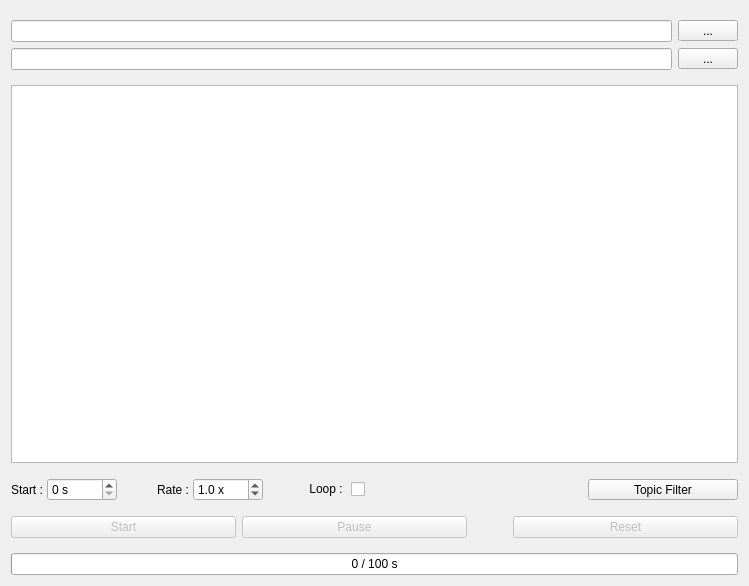
Above: ui/player.ui from yyamazaki933/rosbag_player before the change. Below: the same form after it.
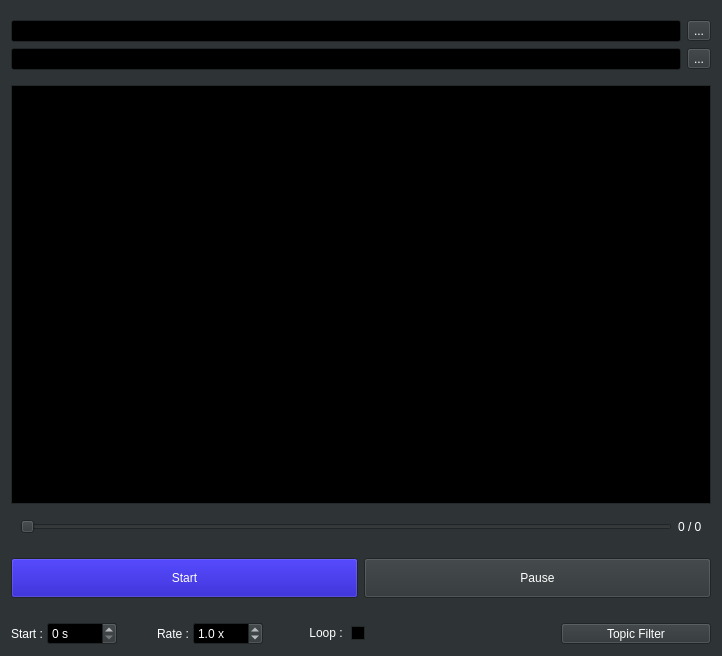
That is the form after the change.

The edit to the form file:
```diff
--- a/ui/player.ui
+++ b/ui/player.ui
@@ -6,31 +6,529 @@
    <rect>
     <x>0</x>
     <y>0</y>
-    <width>749</width>
-    <height>586</height>
+    <width>722</width>
+    <height>656</height>
    </rect>
   </property>
+  <property name="palette">
+   <palette>
+    <active>
+     <colorrole role="WindowText">
+      <brush brushstyle="SolidPattern">
+       <color alpha="255">
+        <red>255</red>
+        <green>255</green>
+        <blue>255</blue>
+       </color>
+      </brush>
+     </colorrole>
+     <colorrole role="Button">
+      <brush brushstyle="SolidPattern">
+       <color alpha="255">
+        <red>46</red>
+        <green>52</green>
+        <blue>54</blue>
+       </color>
+      </brush>
+     </colorrole>
+     <colorrole role="Light">
+      <brush brushstyle="SolidPattern">
+       <color alpha="255">
+        <red>127</red>
+        <green>131</green>
+        <blue>124</blue>
+       </color>
+      </brush>
+     </colorrole>
+     <colorrole role="Midlight">
+      <brush brushstyle="SolidPattern">
+       <color alpha="255">
+        <red>106</red>
+        <green>109</green>
+        <blue>103</blue>
+       </color>
+      </brush>
+     </colorrole>
+     <colorrole role="Dark">
+      <brush brushstyle="SolidPattern">
+       <color alpha="255">
+        <red>42</red>
+        <green>43</green>
+        <blue>41</blue>
+       </color>
+      </brush>
+     </colorrole>
+     <colorrole role="Mid">
+      <brush brushstyle="SolidPattern">
+       <color alpha="255">
+        <red>56</red>
+        <green>58</green>
+        <blue>55</blue>
+       </color>
+      </brush>
+     </colorrole>
+     <colorrole role="Text">
+      <brush brushstyle="SolidPattern">
+       <color alpha="255">
+        <red>255</red>
+        <green>255</green>
+        <blue>255</blue>
+       </color>
+      </brush>
+     </colorrole>
+     <colorrole role="BrightText">
+      <brush brushstyle="SolidPattern">
+       <color alpha="255">
+        <red>255</red>
+        <green>255</green>
+        <blue>255</blue>
+       </color>
+      </brush>
+     </colorrole>
+     <colorrole role="ButtonText">
+      <brush brushstyle="SolidPattern">
+       <color alpha="255">
+        <red>255</red>
+        <green>255</green>
+        <blue>255</blue>
+       </color>
+      </brush>
+     </colorrole>
+     <colorrole role="Base">
+      <brush brushstyle="SolidPattern">
+       <color alpha="255">
+        <red>0</red>
+        <green>0</green>
+        <blue>0</blue>
+       </color>
+      </brush>
+     </colorrole>
+     <colorrole role="Window">
+      <brush brushstyle="SolidPattern">
+       <color alpha="255">
+        <red>46</red>
+        <green>52</green>
+        <blue>54</blue>
+       </color>
+      </brush>
+     </colorrole>
+     <colorrole role="Shadow">
+      <brush brushstyle="SolidPattern">
+       <color alpha="255">
+        <red>0</red>
+        <green>0</green>
+        <blue>0</blue>
+       </color>
+      </brush>
+     </colorrole>
+     <colorrole role="AlternateBase">
+      <brush brushstyle="SolidPattern">
+       <color alpha="255">
+        <red>42</red>
+        <green>43</green>
+        <blue>41</blue>
+       </color>
+      </brush>
+     </colorrole>
+     <colorrole role="ToolTipBase">
+      <brush brushstyle="SolidPattern">
+       <color alpha="255">
+        <red>255</red>
+        <green>255</green>
+        <blue>220</blue>
+       </color>
+      </brush>
+     </colorrole>
+     <colorrole role="ToolTipText">
+      <brush brushstyle="SolidPattern">
+       <color alpha="255">
+        <red>0</red>
+        <green>0</green>
+        <blue>0</blue>
+       </color>
+      </brush>
+     </colorrole>
+     <colorrole role="PlaceholderText">
+      <brush brushstyle="SolidPattern">
+       <color alpha="128">
+        <red>255</red>
+        <green>255</green>
+        <blue>255</blue>
+       </color>
+      </brush>
+     </colorrole>
+    </active>
+    <inactive>
+     <colorrole role="WindowText">
+      <brush brushstyle="SolidPattern">
+       <color alpha="255">
+        <red>255</red>
+        <green>255</green>
+        <blue>255</blue>
+       </color>
+      </brush>
+     </colorrole>
+     <colorrole role="Button">
+      <brush brushstyle="SolidPattern">
+       <color alpha="255">
+        <red>46</red>
+        <green>52</green>
+        <blue>54</blue>
+       </color>
+      </brush>
+     </colorrole>
+     <colorrole role="Light">
+      <brush brushstyle="SolidPattern">
+       <color alpha="255">
+        <red>127</red>
+        <green>131</green>
+        <blue>124</blue>
+       </color>
+      </brush>
+     </colorrole>
+     <colorrole role="Midlight">
+      <brush brushstyle="SolidPattern">
+       <color alpha="255">
+        <red>106</red>
+        <green>109</green>
+        <blue>103</blue>
+       </color>
+      </brush>
+     </colorrole>
+     <colorrole role="Dark">
+      <brush brushstyle="SolidPattern">
+       <color alpha="255">
+        <red>42</red>
+        <green>43</green>
+        <blue>41</blue>
+       </color>
+      </brush>
+     </colorrole>
+     <colorrole role="Mid">
+      <brush brushstyle="SolidPattern">
+       <color alpha="255">
+        <red>56</red>
+        <green>58</green>
+        <blue>55</blue>
+       </color>
+      </brush>
+     </colorrole>
+     <colorrole role="Text">
+      <brush brushstyle="SolidPattern">
+       <color alpha="255">
+        <red>255</red>
+        <green>255</green>
+        <blue>255</blue>
+       </color>
+      </brush>
+     </colorrole>
+     <colorrole role="BrightText">
+      <brush brushstyle="SolidPattern">
+       <color alpha="255">
+        <red>255</red>
+        <green>255</green>
+        <blue>255</blue>
+       </color>
+      </brush>
+     </colorrole>
+     <colorrole role="ButtonText">
+      <brush brushstyle="SolidPattern">
+       <color alpha="255">
+        <red>255</red>
+        <green>255</green>
+        <blue>255</blue>
+       </color>
+      </brush>
+     </colorrole>
+     <colorrole role="Base">
+      <brush brushstyle="SolidPattern">
+       <color alpha="255">
+        <red>0</red>
+        <green>0</green>
+        <blue>0</blue>
+       </color>
+      </brush>
+     </colorrole>
+     <colorrole role="Window">
+      <brush brushstyle="SolidPattern">
+       <color alpha="255">
+        <red>46</red>
+        <green>52</green>
+        <blue>54</blue>
+       </color>
+      </brush>
+     </colorrole>
+     <colorrole role="Shadow">
+      <brush brushstyle="SolidPattern">
+       <color alpha="255">
+        <red>0</red>
+        <green>0</green>
+        <blue>0</blue>
+       </color>
+      </brush>
+     </colorrole>
+     <colorrole role="AlternateBase">
+      <brush brushstyle="SolidPattern">
+       <color alpha="255">
+        <red>42</red>
+        <green>43</green>
+        <blue>41</blue>
+       </color>
+      </brush>
+     </colorrole>
+     <colorrole role="ToolTipBase">
+      <brush brushstyle="SolidPattern">
+       <color alpha="255">
+        <red>255</red>
+        <green>255</green>
+        <blue>220</blue>
+       </color>
+      </brush>
+     </colorrole>
+     <colorrole role="ToolTipText">
+      <brush brushstyle="SolidPattern">
+       <color alpha="255">
+        <red>0</red>
+        <green>0</green>
+        <blue>0</blue>
+       </color>
+      </brush>
+     </colorrole>
+     <colorrole role="PlaceholderText">
+      <brush brushstyle="SolidPattern">
+       <color alpha="128">
+        <red>255</red>
+        <green>255</green>
+        <blue>255</blue>
+       </color>
+      </brush>
+     </colorrole>
+    </inactive>
+    <disabled>
+     <colorrole role="WindowText">
+      <brush brushstyle="SolidPattern">
+       <color alpha="255">
+        <red>136</red>
+        <green>138</green>
+        <blue>133</blue>
+       </color>
+      </brush>
+     </colorrole>
+     <colorrole role="Button">
+      <brush brushstyle="SolidPattern">
+       <color alpha="255">
+        <red>46</red>
+        <green>52</green>
+        <blue>54</blue>
+       </color>
+      </brush>
+     </colorrole>
+     <colorrole role="Light">
+      <brush brushstyle="SolidPattern">
+       <color alpha="255">
+        <red>127</red>
+        <green>131</green>
+        <blue>124</blue>
+       </color>
+      </brush>
+     </colorrole>
+     <colorrole role="Midlight">
+      <brush brushstyle="SolidPattern">
+       <color alpha="255">
+        <red>106</red>
+        <green>109</green>
+        <blue>103</blue>
+       </color>
+      </brush>
+     </colorrole>
+     <colorrole role="Dark">
+      <brush brushstyle="SolidPattern">
+       <color alpha="255">
+        <red>42</red>
+        <green>43</green>
+        <blue>41</blue>
+       </color>
+      </brush>
+     </colorrole>
+     <colorrole role="Mid">
+      <brush brushstyle="SolidPattern">
+       <color alpha="255">
+        <red>56</red>
+        <green>58</green>
+        <blue>55</blue>
+       </color>
+      </brush>
+     </colorrole>
+     <colorrole role="Text">
+      <brush brushstyle="SolidPattern">
+       <color alpha="255">
+        <red>136</red>
+        <green>138</green>
+        <blue>133</blue>
+       </color>
+      </brush>
+     </colorrole>
+     <colorrole role="BrightText">
+      <brush brushstyle="SolidPattern">
+       <color alpha="255">
+        <red>255</red>
+        <green>255</green>
+        <blue>255</blue>
+       </color>
+      </brush>
+     </colorrole>
+     <colorrole role="ButtonText">
+      <brush brushstyle="SolidPattern">
+       <color alpha="255">
+        <red>136</red>
+        <green>138</green>
+        <blue>133</blue>
+       </color>
+      </brush>
+     </colorrole>
+     <colorrole role="Base">
+      <brush brushstyle="SolidPattern">
+       <color alpha="255">
+        <red>46</red>
+        <green>52</green>
+        <blue>54</blue>
+       </color>
+      </brush>
+     </colorrole>
+     <colorrole role="Window">
+      <brush brushstyle="SolidPattern">
+       <color alpha="255">
+        <red>46</red>
+        <green>52</green>
+        <blue>54</blue>
+       </color>
+      </brush>
+     </colorrole>
+     <colorrole role="Shadow">
+      <brush brushstyle="SolidPattern">
+       <color alpha="255">
+        <red>0</red>
+        <green>0</green>
+        <blue>0</blue>
+       </color>
+      </brush>
+     </colorrole>
+     <colorrole role="AlternateBase">
+      <brush brushstyle="SolidPattern">
+       <color alpha="255">
+        <red>85</red>
+        <green>87</green>
+        <blue>83</blue>
+       </color>
+      </brush>
+     </colorrole>
+     <colorrole role="ToolTipBase">
+      <brush brushstyle="SolidPattern">
+       <color alpha="255">
+        <red>255</red>
+        <green>255</green>
+        <blue>220</blue>
+       </color>
+      </brush>
+     </colorrole>
+     <colorrole role="ToolTipText">
+      <brush brushstyle="SolidPattern">
+       <color alpha="255">
+        <red>0</red>
+        <green>0</green>
+        <blue>0</blue>
+       </color>
+      </brush>
+     </colorrole>
+     <colorrole role="PlaceholderText">
+      <brush brushstyle="SolidPattern">
+       <color alpha="128">
+        <red>255</red>
+        <green>255</green>
+        <blue>255</blue>
+       </color>
+      </brush>
+     </colorrole>
+    </disabled>
+   </palette>
+  </property>
   <property name="windowTitle">
    <string>Rosbag Player</string>
   </property>
   <layout class="QGridLayout" name="gridLayout">
+   <item row="0" column="3">
+    <widget class="QWidget" name="widget_2" native="true">
+     <layout class="QGridLayout" name="gridLayout_3">
+      <property name="leftMargin">
+       <number>0</number>
+      </property>
+      <property name="rightMargin">
+       <number>0</number>
+      </property>
+      <item row="1" column="2">
+       <widget class="QToolButton" name="pb_path">
+        <property name="text">
+         <string>...</string>
+        </property>
+       </widget>
+      </item>
+      <item row="0" column="2">
+       <widget class="QToolButton" name="pb_bag">
+        <property name="text">
+         <string>...</string>
+        </property>
+       </widget>
+      </item>
+      <item row="0" column="1">
+       <widget class="QLineEdit" name="le_bag">
+        <property name="sizePolicy">
+         <sizepolicy hsizetype="Preferred" vsizetype="Fixed">
+          <horstretch>0</horstretch>
+          <verstretch>0</verstretch>
+         </sizepolicy>
+        </property>
+        <property name="text">
+         <string/>
+        </property>
+       </widget>
+      </item>
+      <item row="1" column="1">
+       <widget class="QLineEdit" name="le_path">
+        <property name="sizePolicy">
+         <sizepolicy hsizetype="Preferred" vsizetype="Fixed">
+          <horstretch>0</horstretch>
+          <verstretch>0</verstretch>
+         </sizepolicy>
+        </property>
+        <property name="text">
+         <string/>
+        </property>
+       </widget>
+      </item>
+     </layout>
+    </widget>
+   </item>
+   <item row="6" column="3">
+    <widget class="QWidget" name="widget_4" native="true">
+     <layout class="QHBoxLayout" name="horizontalLayout_2">
+      <item>
+       <widget class="QSlider" name="slider">
+        <property name="orientation">
+         <enum>Qt::Horizontal</enum>
+        </property>
+       </widget>
+      </item>
+      <item>
+       <widget class="QLabel" name="label_time">
+        <property name="text">
+         <string>0 / 0</string>
+        </property>
+       </widget>
+      </item>
+     </layout>
+    </widget>
+   </item>
    <item row="9" column="3">
-    <widget class="QProgressBar" name="progress">
-     <property name="sizePolicy">
-      <sizepolicy hsizetype="Preferred" vsizetype="Fixed">
-       <horstretch>0</horstretch>
-       <verstretch>0</verstretch>
-      </sizepolicy>
-     </property>
-     <property name="value">
-      <number>0</number>
-     </property>
-     <property name="format">
-      <string>%v / %m s</string>
-     </property>
-    </widget>
-   </item>
-   <item row="5" column="3">
     <widget class="QWidget" name="widget_3" native="true">
      <layout class="QHBoxLayout" name="horizontalLayout">
       <property name="spacing">
@@ -186,7 +684,7 @@
      </layout>
     </widget>
    </item>
-   <item row="7" column="3">
+   <item row="8" column="3">
     <widget class="QWidget" name="widget" native="true">
      <layout class="QGridLayout" name="gridLayout_2">
       <property name="leftMargin">
@@ -197,8 +695,11 @@
       </property>
       <item row="3" column="1">
        <widget class="QPushButton" name="pb_pause">
-        <property name="enabled">
-         <bool>false</bool>
+        <property name="minimumSize">
+         <size>
+          <width>200</width>
+          <height>40</height>
+         </size>
         </property>
         <property name="text">
          <string>Pause</string>
@@ -207,101 +708,51 @@
       </item>
       <item row="3" column="0">
        <widget class="QPushButton" name="pb_play">
-        <property name="enabled">
-         <bool>false</bool>
+        <property name="minimumSize">
+         <size>
+          <width>200</width>
+          <height>40</height>
+         </size>
+        </property>
+        <property name="palette">
+         <palette>
+          <active>
+           <colorrole role="Button">
+            <brush brushstyle="SolidPattern">
+             <color alpha="255">
+              <red>14</red>
+              <green>0</green>
+              <blue>180</blue>
+             </color>
+            </brush>
+           </colorrole>
+          </active>
+          <inactive>
+           <colorrole role="Button">
+            <brush brushstyle="SolidPattern">
+             <color alpha="255">
+              <red>14</red>
+              <green>0</green>
+              <blue>180</blue>
+             </color>
+            </brush>
+           </colorrole>
+          </inactive>
+          <disabled>
+           <colorrole role="Button">
+            <brush brushstyle="SolidPattern">
+             <color alpha="255">
+              <red>14</red>
+              <green>0</green>
+              <blue>180</blue>
+             </color>
+            </brush>
+           </colorrole>
+          </disabled>
+         </palette>
         </property>
         <property name="text">
          <string>Start</string>
-        </property>
-       </widget>
-      </item>
-      <item row="3" column="3">
-       <widget class="QPushButton" name="pb_reset">
-        <property name="enabled">
-         <bool>false</bool>
-        </property>
-        <property name="text">
-         <string>Reset</string>
-        </property>
-       </widget>
-      </item>
-      <item row="3" column="2">
-       <spacer name="horizontalSpacer_2">
-        <property name="orientation">
-         <enum>Qt::Horizontal</enum>
-        </property>
-        <property name="sizeType">
-         <enum>QSizePolicy::Preferred</enum>
-        </property>
-        <property name="sizeHint" stdset="0">
-         <size>
-          <width>40</width>
-          <height>20</height>
-         </size>
-        </property>
-       </spacer>
-      </item>
-     </layout>
-    </widget>
-   </item>
-   <item row="0" column="3">
-    <widget class="QWidget" name="widget_2" native="true">
-     <layout class="QGridLayout" name="gridLayout_3">
-      <property name="leftMargin">
-       <number>0</number>
-      </property>
-      <property name="rightMargin">
-       <number>0</number>
-      </property>
-      <item row="1" column="2">
-       <widget class="QToolButton" name="pb_path">
-        <property name="minimumSize">
-         <size>
-          <width>60</width>
-          <height>0</height>
-         </size>
-        </property>
-        <property name="text">
-         <string>...</string>
-        </property>
-       </widget>
-      </item>
-      <item row="0" column="2">
-       <widget class="QToolButton" name="pb_bag">
-        <property name="minimumSize">
-         <size>
-          <width>60</width>
-          <height>0</height>
-         </size>
-        </property>
-        <property name="text">
-         <string>...</string>
-        </property>
-       </widget>
-      </item>
-      <item row="0" column="1">
-       <widget class="QLineEdit" name="le_bag">
-        <property name="sizePolicy">
-         <sizepolicy hsizetype="Preferred" vsizetype="Fixed">
-          <horstretch>0</horstretch>
-          <verstretch>0</verstretch>
-         </sizepolicy>
-        </property>
-        <property name="text">
-         <string/>
-        </property>
-       </widget>
-      </item>
-      <item row="1" column="1">
-       <widget class="QLineEdit" name="le_path">
-        <property name="sizePolicy">
-         <sizepolicy hsizetype="Preferred" vsizetype="Fixed">
-          <horstretch>0</horstretch>
-          <verstretch>0</verstretch>
-         </sizepolicy>
-        </property>
-        <property name="text">
-         <string/>
         </property>
        </widget>
       </item>
```
